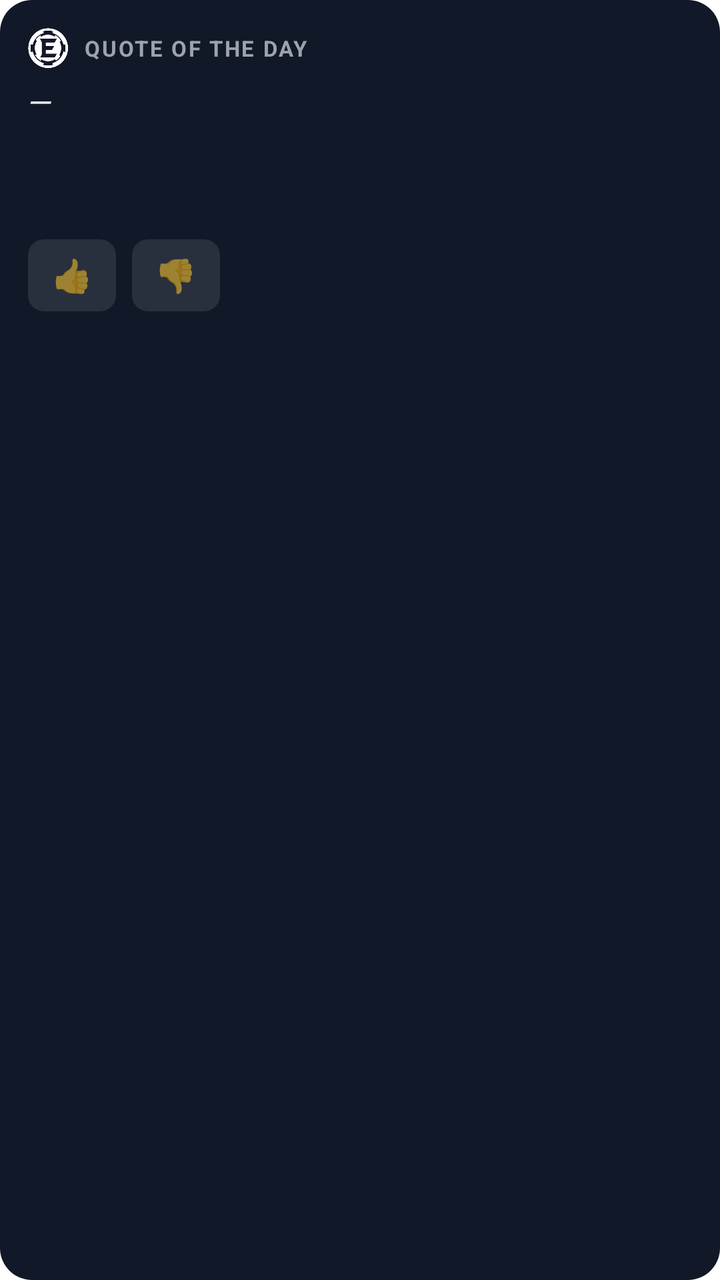
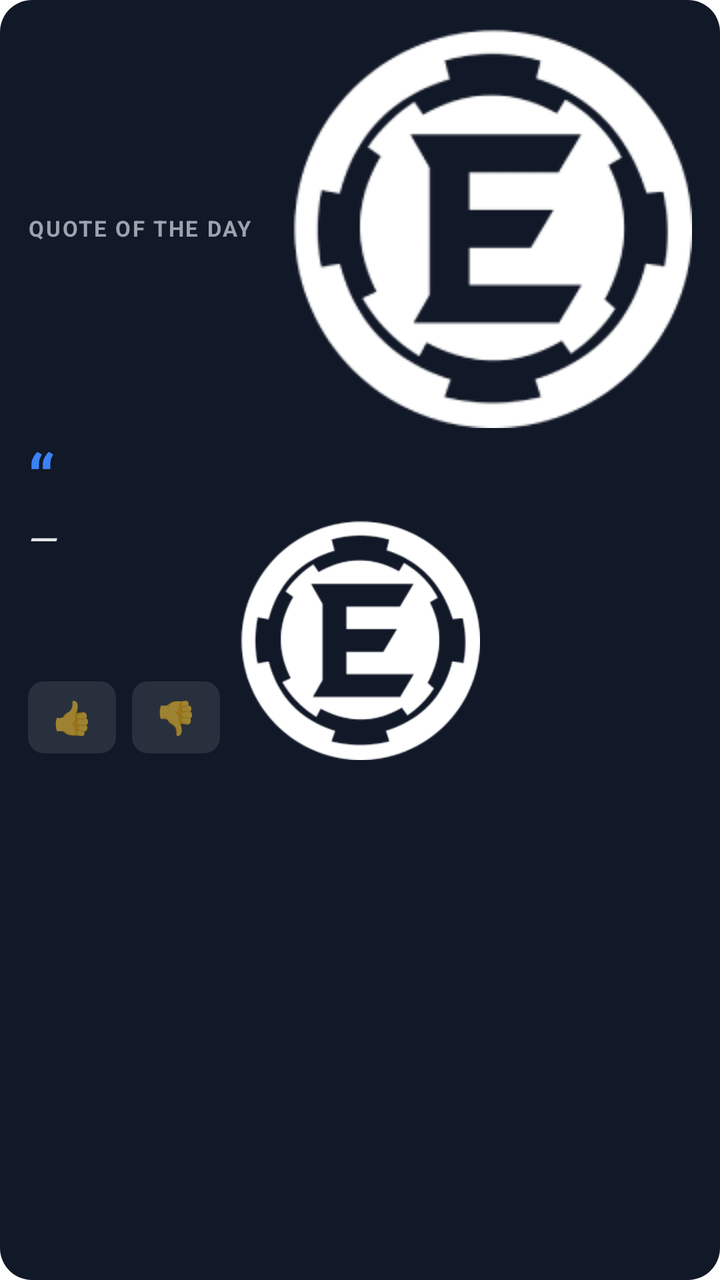

An Android layout rendered at two revisions. The XML below is the earlier revision; the diff shows what the commit changed to produce the second picture.
<!-- AndroidManifest.xml: fallback theme Theme.MaterialComponents.DayNight.NoActionBar -->
<!-- res/layout/enclavd_quote_widget.xml -->
<?xml version="1.0" encoding="utf-8"?>
<LinearLayout xmlns:android="http://schemas.android.com/apk/res/android"
    android:id="@+id/quote_widget_root"
    android:layout_width="match_parent"
    android:layout_height="match_parent"
    android:background="@drawable/quote_widget_bg"
    android:orientation="vertical"
    android:padding="14dp">

    <LinearLayout
        android:id="@+id/quote_widget_header"
        android:layout_width="match_parent"
        android:layout_height="wrap_content"
        android:gravity="center_vertical"
        android:orientation="horizontal">

        <ImageView
            android:id="@+id/quote_widget_logo"
            android:layout_width="20dp"
            android:layout_height="20dp"
            android:src="@drawable/quote_widget_logo"
            android:importantForAccessibility="no"
            android:contentDescription="@null" />

        <TextView
            android:id="@+id/quote_widget_label"
            android:layout_width="wrap_content"
            android:layout_height="wrap_content"
            android:layout_marginStart="8dp"
            android:text="QUOTE OF THE DAY"
            android:textColor="#9CA3AF"
            android:textSize="11sp"
            android:textStyle="bold"
            android:letterSpacing="0.08" />
    </LinearLayout>

    <TextView
        android:id="@+id/quote_widget_text"
        android:layout_width="match_parent"
        android:layout_height="wrap_content"
        android:layout_marginTop="6dp"
        android:text="—"
        android:textColor="#E5E7EB"
        android:textSize="16sp"
        android:textStyle="italic" />

    <TextView
        android:id="@+id/quote_widget_author"
        android:layout_width="match_parent"
        android:layout_height="wrap_content"
        android:layout_marginTop="6dp"
        android:textColor="#9CA3AF"
        android:textSize="13sp" />

    <TextView
        android:id="@+id/quote_widget_tags"
        android:layout_width="match_parent"
        android:layout_height="wrap_content"
        android:layout_marginTop="8dp"
        android:textColor="#9CA3AF"
        android:textSize="12sp" />

    
    <LinearLayout
        android:id="@+id/quote_widget_actions"
        android:layout_width="match_parent"
        android:layout_height="wrap_content"
        android:layout_marginTop="10dp"
        android:orientation="horizontal">

        <TextView
            android:id="@+id/quote_widget_like"
            android:layout_width="44dp"
            android:layout_height="36dp"
            android:background="@drawable/quote_widget_action_bg"
            android:gravity="center"
            android:text="👍"
            android:textSize="16sp" />

        <TextView
            android:id="@+id/quote_widget_dislike"
            android:layout_width="44dp"
            android:layout_height="36dp"
            android:layout_marginStart="8dp"
            android:background="@drawable/quote_widget_action_bg"
            android:gravity="center"
            android:text="👎"
            android:textSize="16sp" />
    </LinearLayout>
</LinearLayout>
<!-- resources referenced by this layout -->
<resources>
  <!-- drawable quote_widget_action_bg (drawable) -->
  <?xml version="1.0" encoding="utf-8"?>
  <shape xmlns:android="http://schemas.android.com/apk/res/android"
      android:shape="rectangle">
      <solid android:color="#1AFFFFFF" />
      <corners android:radius="8dp" />
  </shape>
  <!-- drawable quote_widget_bg (drawable) -->
  <?xml version="1.0" encoding="utf-8"?>
  <shape xmlns:android="http://schemas.android.com/apk/res/android"
      android:shape="rectangle">
      <solid android:color="#111827" />
      <corners android:radius="16dp" />
  </shape>
  <!-- drawable quote_widget_logo: png bitmap (drawable, 8238 bytes) -->
</resources>

<!-- the commit's change to res/layout/enclavd_quote_widget.xml (unified diff, before → after) -->
@@ -1,90 +1,127 @@
 <?xml version="1.0" encoding="utf-8"?>
-<LinearLayout xmlns:android="http://schemas.android.com/apk/res/android"
+<FrameLayout xmlns:android="http://schemas.android.com/apk/res/android"
     android:id="@+id/quote_widget_root"
     android:layout_width="match_parent"
     android:layout_height="match_parent"
     android:background="@drawable/quote_widget_bg"
-    android:orientation="vertical"
     android:padding="14dp">
 
+    
+    <ImageView
+        android:id="@+id/quote_widget_watermark"
+        android:layout_width="120dp"
+        android:layout_height="120dp"
+        android:layout_gravity="center"
+        android:src="@drawable/quote_widget_logo"
+        android:importantForAccessibility="no"
+        android:contentDescription="@null" />
+
     <LinearLayout
-        android:id="@+id/quote_widget_header"
         android:layout_width="match_parent"
         android:layout_height="wrap_content"
-        android:gravity="center_vertical"
-        android:orientation="horizontal">
+        android:orientation="vertical">
 
-        <ImageView
-            android:id="@+id/quote_widget_logo"
-            android:layout_width="20dp"
-            android:layout_height="20dp"
-            android:src="@drawable/quote_widget_logo"
-            android:importantForAccessibility="no"
-            android:contentDescription="@null" />
+        <LinearLayout
+            android:id="@+id/quote_widget_header"
+            android:layout_width="match_parent"
+            android:layout_height="wrap_content"
+            android:gravity="center_vertical"
+            android:orientation="horizontal">
+
+            <TextView
+                android:id="@+id/quote_widget_label"
+                android:layout_width="0dp"
+                android:layout_height="wrap_content"
+                android:layout_weight="1"
+                android:text="QUOTE OF THE DAY"
+                android:textColor="#9CA3AF"
+                android:textSize="11sp"
+                android:textStyle="bold"
+                android:letterSpacing="0.08" />
+
+            
+            <ImageView
+                android:id="@+id/quote_widget_wordmark"
+                android:layout_width="wrap_content"
+                android:layout_height="wrap_content"
+                android:src="@drawable/quote_widget_logo"
+                android:importantForAccessibility="no"
+                android:contentDescription="@null" />
+        </LinearLayout>
+
+        
+        <TextView
+            android:id="@+id/quote_widget_mark"
+            android:layout_width="wrap_content"
+            android:layout_height="wrap_content"
+            android:layout_marginTop="2dp"
+            android:text="&#8220;"
+            android:textColor="#3B82F6"
+            android:textSize="34sp"
+            android:textStyle="bold" />
 
         <TextView
-            android:id="@+id/quote_widget_label"
+            android:id="@+id/quote_widget_text"
+            android:layout_width="match_parent"
+            android:layout_height="wrap_content"
+            android:layout_marginTop="-6dp"
+            android:text="—"
+            android:textColor="#E5E7EB"
+            android:textSize="20sp"
+            android:textStyle="italic" />
+
+        <TextView
+            android:id="@+id/quote_widget_author"
+            android:layout_width="match_parent"
+            android:layout_height="wrap_content"
+            android:layout_marginTop="6dp"
+            android:textColor="#9CA3AF"
+            android:textSize="13sp" />
+
+        <TextView
+            android:id="@+id/quote_widget_tags"
+            android:layout_width="match_parent"
+            android:layout_height="wrap_content"
+            android:layout_marginTop="8dp"
+            android:textColor="#9CA3AF"
+            android:textSize="12sp" />
+
+        
+        <LinearLayout
+            android:id="@+id/quote_widget_actions"
+            android:layout_width="match_parent"
+            android:layout_height="wrap_content"
+            android:layout_marginTop="10dp"
+            android:orientation="horizontal">
+
+            <TextView
+                android:id="@+id/quote_widget_like"
+                android:layout_width="44dp"
+                android:layout_height="36dp"
+                android:background="@drawable/quote_widget_action_bg"
+                android:gravity="center"
+                android:text="👍"
+                android:textSize="16sp" />
+
+            <TextView
+                android:id="@+id/quote_widget_dislike"
+                android:layout_width="44dp"
+                android:layout_height="36dp"
+                android:layout_marginStart="8dp"
+                android:background="@drawable/quote_widget_action_bg"
+                android:gravity="center"
+                android:text="👎"
+                android:textSize="16sp" />
+        </LinearLayout>
+
+        
+        <TextView
+            android:id="@+id/quote_widget_rated"
             android:layout_width="wrap_content"
             android:layout_height="wrap_content"
-            android:layout_marginStart="8dp"
-            android:text="QUOTE OF THE DAY"
-            android:textColor="#9CA3AF"
-            android:textSize="11sp"
+            android:layout_marginTop="10dp"
+            android:textSize="13sp"
             android:textStyle="bold"
-            android:letterSpacing="0.08" />
+            android:visibility="gone" />
     </LinearLayout>
-
-    <TextView
-        android:id="@+id/quote_widget_text"
-        android:layout_width="match_parent"
-        android:layout_height="wrap_content"
-        android:layout_marginTop="6dp"
-        android:text="—"
-        android:textColor="#E5E7EB"
-        android:textSize="16sp"
-        android:textStyle="italic" />
-
-    <TextView
-        android:id="@+id/quote_widget_author"
-        android:layout_width="match_parent"
-        android:layout_height="wrap_content"
-        android:layout_marginTop="6dp"
-        android:textColor="#9CA3AF"
-        android:textSize="13sp" />
-
-    <TextView
-        android:id="@+id/quote_widget_tags"
-        android:layout_width="match_parent"
-        android:layout_height="wrap_content"
-        android:layout_marginTop="8dp"
-        android:textColor="#9CA3AF"
-        android:textSize="12sp" />
-
-    
-    <LinearLayout
-        android:id="@+id/quote_widget_actions"
-        android:layout_width="match_parent"
-        android:layout_height="wrap_content"
-        android:layout_marginTop="10dp"
-        android:orientation="horizontal">
-
-        <TextView
-            android:id="@+id/quote_widget_like"
-            android:layout_width="44dp"
-            android:layout_height="36dp"
-            android:background="@drawable/quote_widget_action_bg"
-            android:gravity="center"
-            android:text="👍"
-            android:textSize="16sp" />
-
-        <TextView
-            android:id="@+id/quote_widget_dislike"
-            android:layout_width="44dp"
-            android:layout_height="36dp"
-            android:layout_marginStart="8dp"
-            android:background="@drawable/quote_widget_action_bg"
-            android:gravity="center"
-            android:text="👎"
-            android:textSize="16sp" />
-    </LinearLayout>
-</LinearLayout>
+</FrameLayout>
